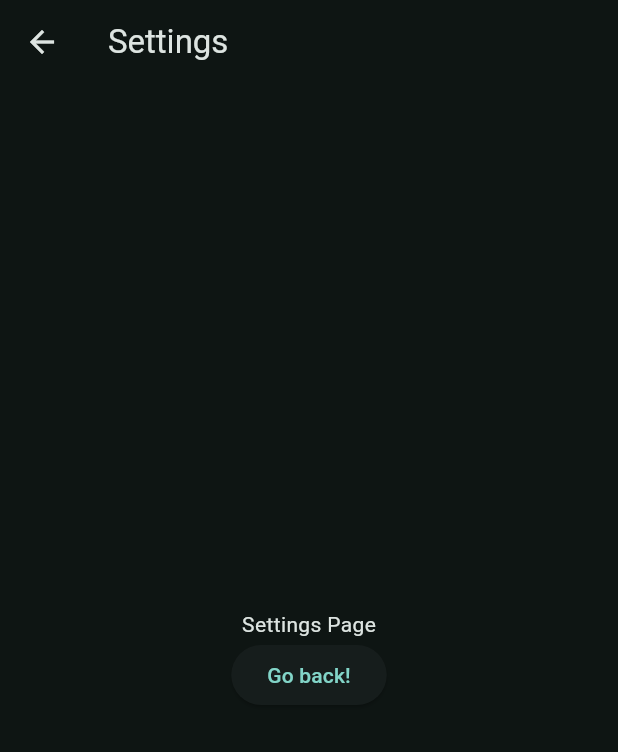
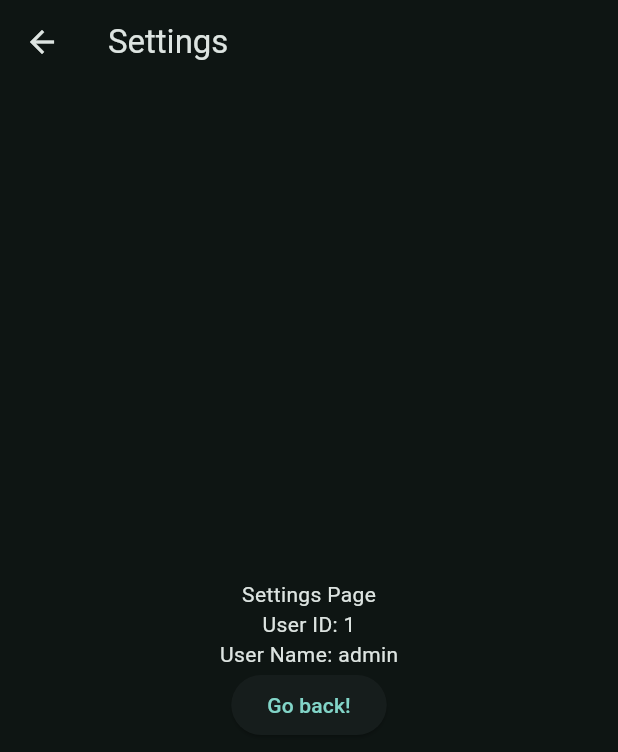
Before and after one commit to purnadi-winarno/flutter_kickstart, a Flutter app: the screen it shows after launch, after a tap on the "settings" icon, on a phone screen of 412 x 824 dp. Shown: the top 752 px of the screen. Run offline on Flutter 3.47's test engine with Material 3 defaults, Android fonts, the phone set to English and light mode, and no system bars.

Commit message:
navigator: push with data arguments

```diff
--- a/lib/views/app_tree.dart
+++ b/lib/views/app_tree.dart
@@ -29,7 +29,11 @@ class AppTree extends StatelessWidget {
           IconButton(
             icon: Icon(Icons.settings),
             onPressed: () {
-              Navigator.pushNamed(context, "/settings");
+              Navigator.pushNamed(
+                context,
+                "/settings",
+                arguments: {'userId': 1, 'username': "admin"},
+              );
             },
           ),
         ],
--- a/lib/views/pages/setting_page.dart
+++ b/lib/views/pages/setting_page.dart
@@ -5,6 +5,12 @@ class SettingPage extends StatelessWidget {
 
   @override
   Widget build(BuildContext context) {
+    final args =
+        ModalRoute.of(context)?.settings.arguments as Map<String, dynamic>? ??
+        {'userId': 'Not provided', 'username': 'Not provided'};
+    final userId = args['userId'];
+    final userName = args['username'];
+
     return Scaffold(
       appBar: AppBar(title: const Text('Settings')),
       body: Center(
@@ -12,6 +18,8 @@ class SettingPage extends StatelessWidget {
           mainAxisAlignment: MainAxisAlignment.center,
           children: [
             Text('Settings Page'),
+            Text('User ID: $userId'),
+            Text('User Name: $userName'),
             ElevatedButton(
               onPressed: () {
                 Navigator.pop(context);
```
